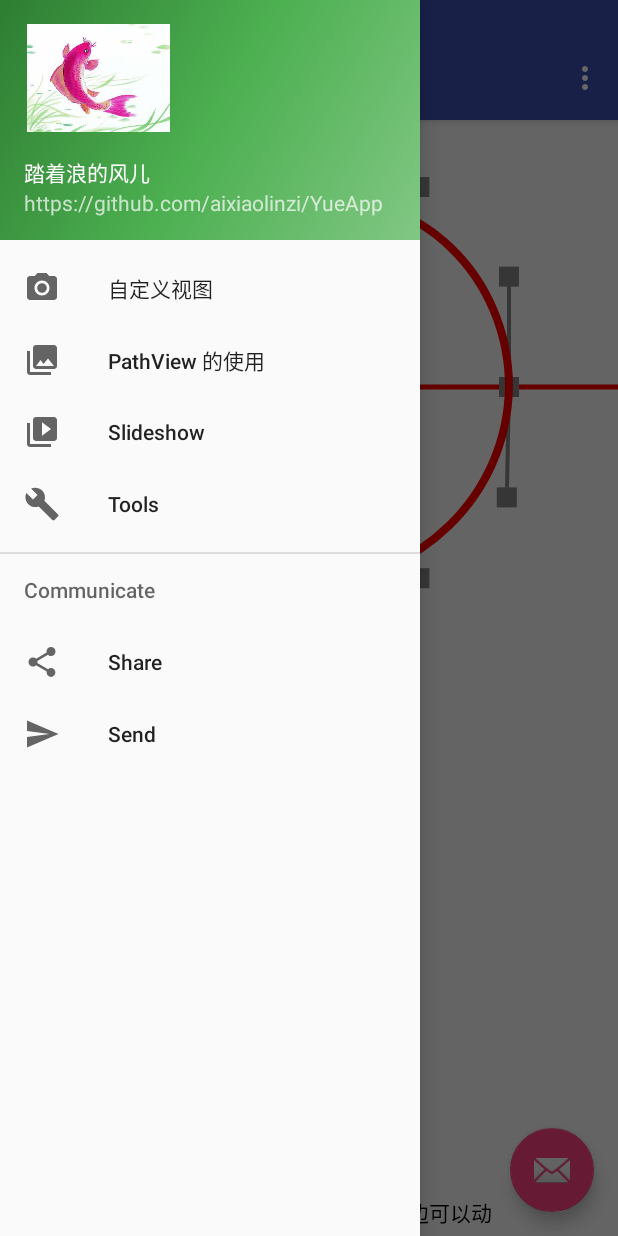
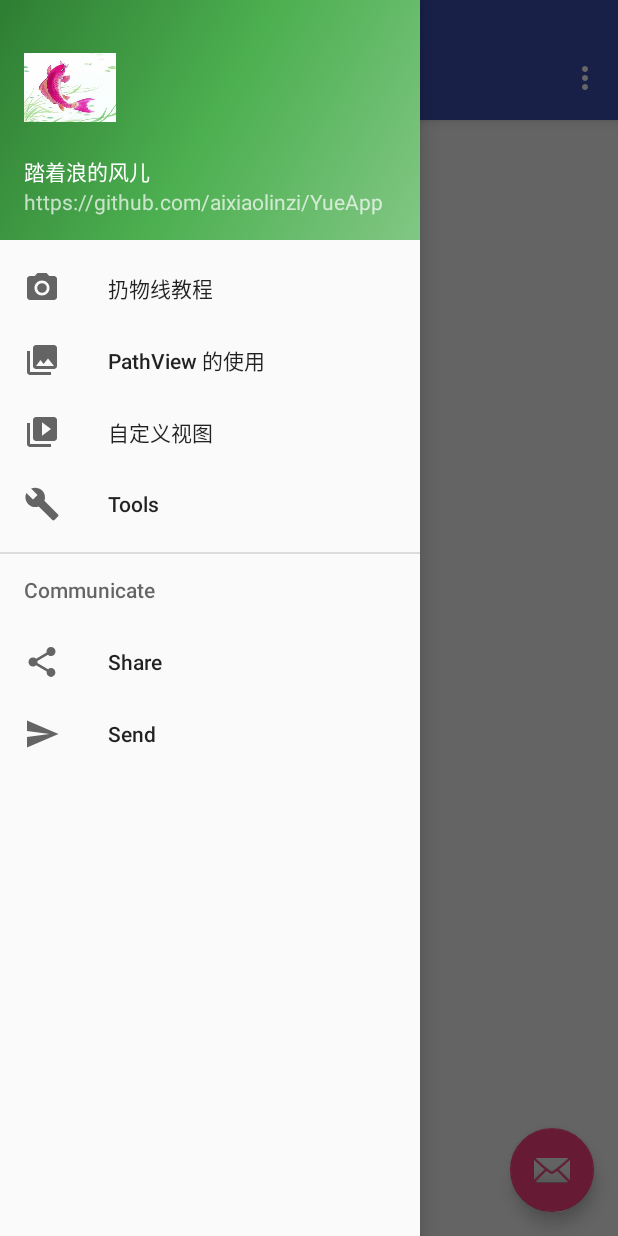
Before and after one commit to aixiaolinzi/yzzCool, an Android app: the screen it shows after launch (MainActivity), with the side drawer open, on a phone screen of 412 x 824 dp. Run offline under Robolectric (Android 15) with nearby library versions, the light colour scheme and no system bars.

Commit message:
加入扔物线的入口。。

```diff
--- /dev/null
+++ b/app/src/main/java/com/yue/yueapp/Fragment/AdvancedFragment.java
@@ -0,0 +1,30 @@
+package com.yue.yueapp.Fragment;
+
+import android.os.Bundle;
+import android.support.annotation.Nullable;
+import android.view.LayoutInflater;
+import android.view.View;
+import android.view.ViewGroup;
+
+import com.yue.yueapp.R;
+
+/**
+ * Created by yzz on 2017/8/30.
+ * <p>
+ * 学习抛物线的进阶。
+ * 这是进阶列表
+ */
+
+public class AdvancedFragment extends BaseFragment {
+    @Override
+    public void onCreate(@Nullable Bundle savedInstanceState) {
+        super.onCreate(savedInstanceState);
+    }
+
+    @Nullable
+    @Override
+    public View onCreateView(LayoutInflater inflater, @Nullable ViewGroup container, @Nullable Bundle savedInstanceState) {
+        View view = inflater.inflate(R.layout.custom_view_advanced, container, false);
+        return view;
+    }
+}
--- /dev/null
+++ b/app/src/main/java/com/yue/yueapp/Fragment/BaseFragment.java
@@ -0,0 +1,10 @@
+package com.yue.yueapp.Fragment;
+
+import android.support.v4.app.Fragment;
+
+/**
+ * Created by yzz on 2017/8/30.
+ */
+
+public class BaseFragment extends Fragment {
+}
--- a/app/src/main/java/com/yue/yueapp/Fragment/CustomViewFragment.java
+++ b/app/src/main/java/com/yue/yueapp/Fragment/CustomViewFragment.java
@@ -27,9 +27,10 @@ import java.util.List;
 
 /**
  * Created by fengfan on 2017/5/24.
+ * 最基本的fragment
  */
 
-public class CustomViewFragment extends Fragment {
+public class CustomViewFragment extends BaseFragment {
     Context mContext;
 
     CircularView circularView;
--- a/app/src/main/java/com/yue/yueapp/Fragment/PathUseFragment.java
+++ b/app/src/main/java/com/yue/yueapp/Fragment/PathUseFragment.java
@@ -25,7 +25,7 @@ import java.util.function.Predicate;
  * Created by Administrator on 2017/6/28.
  */
 
-public class PathUseFragment extends Fragment {
+public class PathUseFragment extends BaseFragment {
     private RadioButton radioButtonLeft, radioButtonRight;
     private RadioGroup radioGroup;
     private BezierLoveView bezierView;
--- a/app/src/main/res/layout/nav_header_main.xml
+++ b/app/src/main/res/layout/nav_header_main.xml
@@ -14,8 +14,8 @@
 
     <ImageView
         android:id="@+id/imageView"
-        android:layout_width="99dp"
-        android:layout_height="72dp"
+        android:layout_width="61dp"
+        android:layout_height="58dp"
         app:srcCompat="@drawable/carp" />
 
     <TextView
--- a/app/src/main/res/menu/activity_main_drawer.xml
+++ b/app/src/main/res/menu/activity_main_drawer.xml
@@ -5,7 +5,7 @@
         <item
             android:id="@+id/nav_camera"
             android:icon="@drawable/ic_menu_camera"
-            android:title="@string/CustomView" />
+            android:title="@string/CustomView2" />
         <item
             android:id="@+id/nav_gallery"
             android:icon="@drawable/ic_menu_gallery"
@@ -13,7 +13,7 @@
         <item
             android:id="@+id/nav_slideshow"
             android:icon="@drawable/ic_menu_slideshow"
-            android:title="Slideshow" />
+            android:title="@string/CustomView" />
         <item
             android:id="@+id/nav_manage"
             android:icon="@drawable/ic_menu_manage"
--- a/app/src/main/res/values/strings.xml
+++ b/app/src/main/res/values/strings.xml
@@ -1,13 +1,14 @@
 <resources>
     <string name="app_name">YueApp</string>
+    <string name="name">踏着浪的风儿</string>
 
     <string name="navigation_drawer_open">Open navigation drawer</string>
     <string name="navigation_drawer_close">Close navigation drawer</string>
 
     <string name="action_settings">Settings</string>
     <string name="CustomView">自定义视图</string>
+    <string name="CustomView2">扔物线教程</string>
     <string name="title_activity_main2">Main2Activity</string>
 
-    <string name="name">踏着浪的风儿</string>
 
 </resources>
```
Also changed, not shown: app/src/main/java/com/yue/yueapp/MainActivity.java (+14 -11 lines), app/src/main/res/layout/custom_view_advanced.xml (added, +15 -0 lines).
